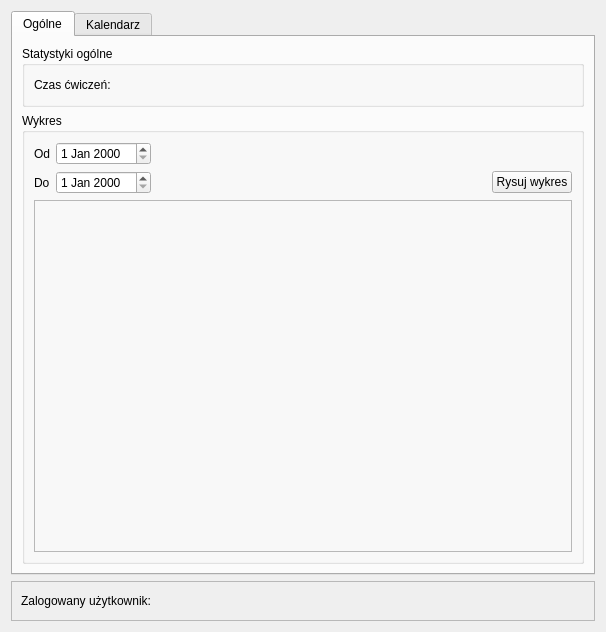
The window that coach/interface/ui/Stats_menu.ui (Daria34522/Trener_Personalny_Czacza) describes before a commit, drawn with Qt 5.
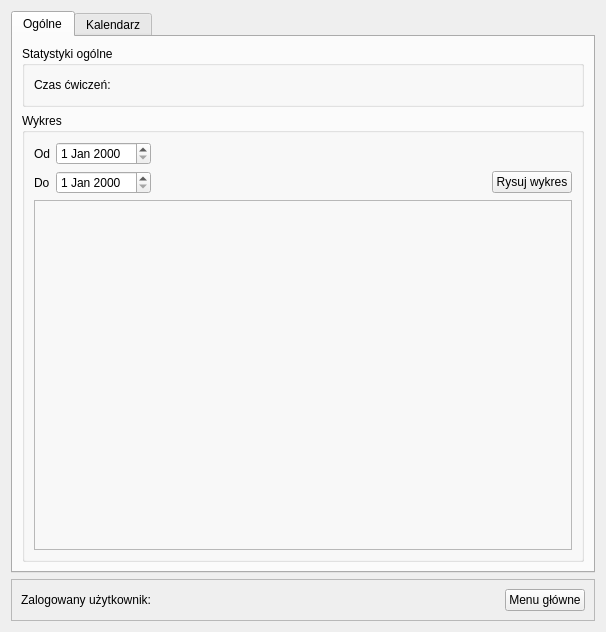
The same window after the commit.

What changed in the file:
```diff
--- a/coach/interface/ui/Stats_menu.ui
+++ b/coach/interface/ui/Stats_menu.ui
@@ -173,7 +173,7 @@
      <property name="frameShadow">
       <enum>QFrame::Raised</enum>
      </property>
-     <layout class="QHBoxLayout" name="horizontalLayout" stretch="0,0,0">
+     <layout class="QHBoxLayout" name="horizontalLayout" stretch="0,0,0,0">
       <item>
        <widget class="QLabel" name="label">
         <property name="text">
@@ -201,6 +201,13 @@
         </property>
        </spacer>
       </item>
+      <item>
+       <widget class="QPushButton" name="Main_menu">
+        <property name="text">
+         <string>Menu główne</string>
+        </property>
+       </widget>
+      </item>
      </layout>
     </widget>
    </item>
```
